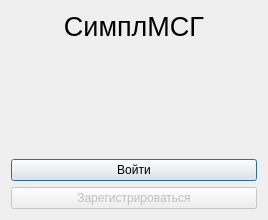
This is MessengerClient/helloform.ui in GrechishkinEgor/SimpleMSG as Qt 5 draws it before an edit. The edited form follows.
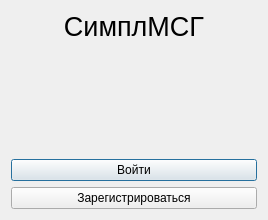
This is the edited form.

```diff
--- a/MessengerClient/helloform.ui
+++ b/MessengerClient/helloform.ui
@@ -64,7 +64,7 @@
    <item>
     <widget class="QPushButton" name="registrationButton">
      <property name="enabled">
-      <bool>false</bool>
+      <bool>true</bool>
      </property>
      <property name="text">
       <string>Зарегистрироваться</string>
```
